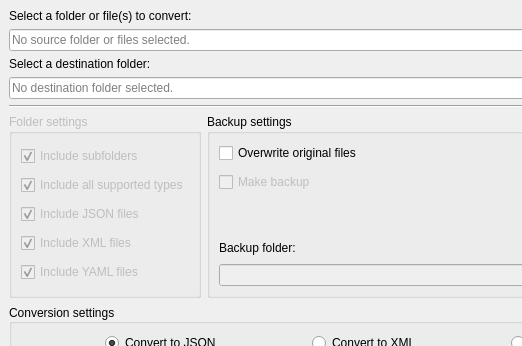
First picture: the form in app/mainwindow.ui, repository korneltomai/data-file-converter, before the edit; both pictures show x 0 to 522 and y 0 to 346 of the 732 by 540 pixel window.
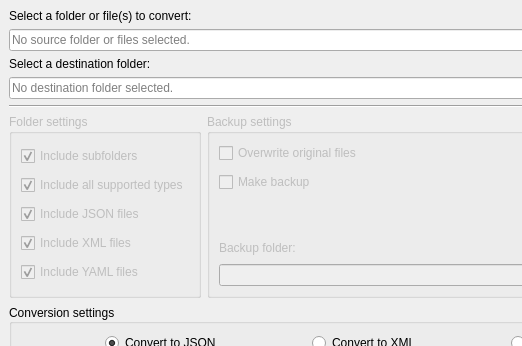
Second picture: the form after the edit. Icons and pictures are not drawn.

```diff
--- a/app/mainwindow.ui
+++ b/app/mainwindow.ui
@@ -193,6 +193,9 @@
       </item>
       <item>
        <widget class="QGroupBox" name="backupSettingsGroupBox">
+        <property name="enabled">
+         <bool>false</bool>
+        </property>
         <property name="title">
          <string>Backup settings</string>
         </property>
```
